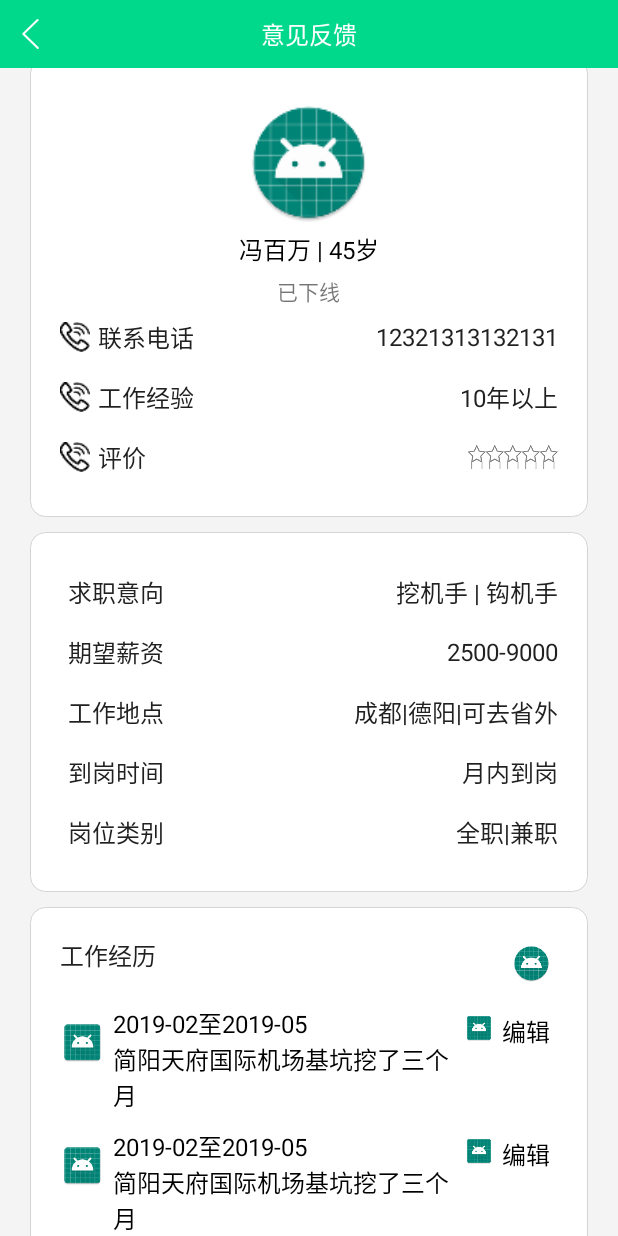
After one commit to lxpanup/yiqiwa_as, an Android app: the MyJianliActivity screen opened directly, with no data from a screen before it, on a phone screen of 412 x 824 dp. The commit adds this screen. Run offline under Robolectric (Android 15) with nearby library versions, the phone set to English and light mode, and no system bars; our stand-ins replace ButterKnife; libraries missing offline, so code that uses them is left out: com.jaeger.library; 1 statement that could not run was skipped.

```diff
--- a/app/src/main/AndroidManifest.xml
+++ b/app/src/main/AndroidManifest.xml
@@ -125,6 +125,9 @@
         <activity android:name=".ui.activities.gerenzhongxing.PingzujiluDetailedActivity"
             android:configChanges="orientation|screenSize|keyboardHidden"
             android:screenOrientation="portrait"/>
+        <activity android:name=".ui.activities.gerenzhongxing.MyJianliActivity"
+            android:configChanges="orientation|screenSize|keyboardHidden"
+            android:screenOrientation="portrait"/>
         <activity android:name=".ui.activities.gerenzhongxing.GuanyuActivity"
             android:configChanges="orientation|screenSize|keyboardHidden"
             android:screenOrientation="portrait"/>
--- /dev/null
+++ b/app/src/main/java/com/ssd/yiqiwa/ui/activities/gerenzhongxing/MyJianliActivity.java
@@ -0,0 +1,82 @@
+package com.ssd.yiqiwa.ui.activities.gerenzhongxing;
+
+import android.app.Activity;
+import android.content.Context;
+import android.content.Intent;
+import android.support.v7.widget.LinearLayoutManager;
+import android.support.v7.widget.RecyclerView;
+import android.view.View;
+
+import com.ssd.yiqiwa.R;
+import com.ssd.yiqiwa.ui.activities.base.BaseActivity;
+import com.ssd.yiqiwa.ui.adapter.GongzuojingliAdapter;
+import com.ssd.yiqiwa.ui.adapter.YuyueListAdapter;
+
+import java.util.ArrayList;
+import java.util.List;
+
+import butterknife.BindView;
+import butterknife.OnClick;
+
+
+/**
+ * 我的简历
+ */
+public class MyJianliActivity extends BaseActivity {
+
+
+    private Activity activity;
+    private Context context;
+
+    @BindView(R.id.recy_jianli_list)
+    RecyclerView myReclerView;
+
+
+
+    public static void start(Context context){
+        Intent intent=new Intent(context, MyJianliActivity.class);
+        context.startActivity(intent);
+    }
+
+
+    @Override
+    public Object offerLayout() {
+        return R.layout.grzx_activity_myjianli;
+    }
+
+    @Override
+    public void onBindView() {
+        activity = this;
+        context = getApplicationContext();
+
+
+        List<String> list = new ArrayList<>();
+        list.add("1");
+        list.add("2");
+        myReclerView.setLayoutManager(new LinearLayoutManager(activity));
+        myReclerView.setAdapter(new GongzuojingliAdapter(activity,list));
+
+    }
+
+    @Override
+    public void destory() {
+
+    }
+
+    @OnClick({R.id.img_back})
+    public void onViewClick(View v){
+        switch (v.getId()){
+            case R.id.img_back:
+                finish();
+                break;
+
+        }
+    }
+
+
+
+
+
+
+
+}
--- /dev/null
+++ b/app/src/main/java/com/ssd/yiqiwa/ui/adapter/GongzuojingliAdapter.java
@@ -0,0 +1,60 @@
+package com.ssd.yiqiwa.ui.adapter;
+
+import android.content.Context;
+import android.support.annotation.NonNull;
+import android.support.v7.widget.RecyclerView;
+import android.view.LayoutInflater;
+import android.view.View;
+import android.view.ViewGroup;
+
+import com.ssd.yiqiwa.R;
+import com.ssd.yiqiwa.ui.activities.MainActivity;
+
+import java.util.List;
+
+import butterknife.ButterKnife;
+
+/**
+ * Create by SunnyDay on 2019/03/21
+ * <p>
+ *  工作经历
+ */
+public class GongzuojingliAdapter extends RecyclerView.Adapter<GongzuojingliAdapter.MyHolder> {
+    private Context context;
+    private MainActivity activity;
+    public List<String> mList;
+
+
+    public GongzuojingliAdapter(Context context, List<String> mList) {
+        this.context = context;
+        this.mList = mList;
+    }
+
+    @NonNull
+    @Override
+    public MyHolder onCreateViewHolder(@NonNull ViewGroup parent, int viewType) {
+        View view = LayoutInflater.from(context).inflate(R.layout.item_list_gongzuojingli, parent, false);
+        return new MyHolder(view);
+    }
+
+    @Override
+    public void onBindViewHolder(@NonNull MyHolder holder, int position) {
+    }
+
+    @Override
+    public int getItemCount() {
+        return mList.size() == 0 ? 1 : mList.size();
+    }
+
+    class MyHolder extends RecyclerView.ViewHolder {
+
+
+
+        public MyHolder(View itemView) {
+            super(itemView);
+            ButterKnife.bind(this, itemView);
+
+
+        }
+    }
+}
--- a/app/src/main/java/com/ssd/yiqiwa/ui/fragment/NavMyFragment.java
+++ b/app/src/main/java/com/ssd/yiqiwa/ui/fragment/NavMyFragment.java
@@ -14,11 +14,13 @@ import com.ssd.yiqiwa.ui.activities.base.BaseFragment;
 import com.ssd.yiqiwa.ui.activities.gerenzhongxing.BankActivity;
 import com.ssd.yiqiwa.ui.activities.gerenzhongxing.CollectActivity;
 import com.ssd.yiqiwa.ui.activities.gerenzhongxing.IntegralActivity;
+import com.ssd.yiqiwa.ui.activities.gerenzhongxing.MyJianliActivity;
 import com.ssd.yiqiwa.ui.activities.gerenzhongxing.PingzujiluListActivity;
 import com.ssd.yiqiwa.ui.activities.gerenzhongxing.QrCodeActivity;
 import com.ssd.yiqiwa.ui.activities.gerenzhongxing.SettingActivity;
 import com.ssd.yiqiwa.ui.activities.gerenzhongxing.UpdateUserActivity;
 import com.ssd.yiqiwa.ui.activities.gerenzhongxing.YuyueListActivity;
+import com.ssd.yiqiwa.ui.activities.jizhu.JizhuListActivity;
 import com.ssd.yiqiwa.ui.activities.publish.MyPublishActivity;
 import com.ssd.yiqiwa.ui.adapter.MessageListAdapter;
 
@@ -70,7 +72,7 @@ public class NavMyFragment extends BaseFragment {
 
 
 
-    @OnClick({R.id.img_my_setting,R.id.img_my_head,R.id.txt_fb_01,R.id.txt_fb_02,R.id.txt_fb_03,R.id.txt_fb_04,
+    @OnClick({R.id.img_my_setting,R.id.img_my_head,R.id.txt_myjianli,R.id.txt_fb_01,R.id.txt_fb_02,R.id.txt_fb_03,R.id.txt_fb_04,
             R.id.txt_fb_05,R.id.txt_fb_06,R.id.lil_my_integral,R.id.lil_my_collect,R.id.lil_my_bank,R.id.txt_qrcode,
             R.id.txt_quyujl_yuyuedingdan,R.id.txt_quyujl_gengjingdindan,R.id.txt_quyujl_lishidingdan,
             R.id.txt_pingzhu_jilu,R.id.txt_goumai_jilu})
@@ -83,6 +85,9 @@ public class NavMyFragment extends BaseFragment {
             case R.id.img_my_head:
                 startActivity(new Intent(getActivity(), UpdateUserActivity.class));
 
+                break;
+            case R.id.txt_myjianli:
+                MyJianliActivity.start(getActivity());
                 break;
             case R.id.txt_fb_01:
                 MyPublishActivity.start(getActivity(),0);
--- /dev/null
+++ b/app/src/main/res/layout/grzx_activity_myjianli.xml
@@ -0,0 +1,409 @@
+<?xml version="1.0" encoding="utf-8"?>
+<LinearLayout xmlns:android="http://schemas.android.com/apk/res/android"
+    android:layout_width="match_parent"
+    android:layout_height="match_parent"
+    android:background="@color/bg_color"
+    android:orientation="vertical">
+
+
+
+    <RelativeLayout
+        android:layout_width="match_parent"
+        android:layout_height="45dp"
+        android:background="#ff00d98b">
+        <ImageView
+            android:id="@+id/img_back"
+            android:layout_width="40dp"
+            android:layout_height="41dp"
+            android:layout_centerVertical="true"
+            android:scaleType="center"
+            android:src="@mipmap/ic_back"/>
+
+        <TextView
+            android:layout_width="wrap_content"
+            android:layout_height="wrap_content"
+            android:layout_centerInParent="true"
+            android:text="意见反馈"
+            android:textColor="#fff"
+            android:textSize="16sp"
+            />
+
+    </RelativeLayout>
+
+
+
+    <ScrollView
+        android:layout_width="match_parent"
+        android:layout_height="wrap_content">
+    <LinearLayout
+        android:layout_width="match_parent"
+        android:layout_height="wrap_content"
+        android:orientation="vertical">
+
+    <LinearLayout
+        android:layout_width="match_parent"
+        android:layout_height="wrap_content"
+        android:orientation="vertical"
+        android:layout_marginTop="20dp"
+        android:layout_marginLeft="20dp"
+        android:layout_marginRight="20dp"
+        android:paddingBottom="30dp"
+        android:padding="20dp"
+        android:background="@drawable/bg_write_boder_2">
+
+
+        <LinearLayout
+            android:layout_width="match_parent"
+            android:layout_height="wrap_content"
+            android:gravity="center"
+            android:layout_marginTop="10dp"
+            android:orientation="vertical">
+
+            <ImageView
+                android:layout_width="80dp"
+                android:layout_height="80dp"
+                android:src="@mipmap/ic_launcher_round"/>
+
+            <TextView
+                android:layout_width="wrap_content"
+                android:layout_height="wrap_content"
+                android:textColor="@color/black"
+                android:layout_marginTop="5dp"
+                android:textSize="16sp"
+                android:text="冯百万 | 45岁"/>
+
+
+            <TextView
+                android:layout_width="wrap_content"
+                android:layout_height="wrap_content"
+                android:layout_marginTop="5dp"
+                android:textSize="14sp"
+                android:text="已下线"/>
+
+        </LinearLayout>
+
+
+
+        <LinearLayout
+            android:layout_width="match_parent"
+            android:layout_height="wrap_content"
+            android:orientation="vertical">
+
+
+                <LinearLayout
+                    android:layout_width="match_parent"
+                    android:layout_height="40dp"
+                    android:gravity="center_vertical">
+
+                    <ImageView
+                        android:layout_width="20dp"
+                        android:layout_height="20dp"
+                        android:src="@mipmap/ic_phone"/>
+
+                    <TextView
+                        android:layout_width="wrap_content"
+                        android:layout_height="wrap_content"
+                        android:layout_marginLeft="5dp"
+                        android:text="联系电话"
+                        android:textColor="#ff212121"
+                        android:textSize="16sp"
+                        />
+
+
+
+                    <TextView
+                        android:layout_width="match_parent"
+                        android:layout_height="wrap_content"
+                        android:gravity="right"
+                        android:text="12321313132131"
+                        android:textColor="#ff212121"
+                        android:textSize="16sp"
+                        />
+
+                </LinearLayout>
+
+            <LinearLayout
+                android:layout_width="match_parent"
+                android:layout_height="40dp"
+                android:gravity="center_vertical">
+
+                <ImageView
+                    android:layout_width="20dp"
+                    android:layout_height="20dp"
+                    android:src="@mipmap/ic_phone"/>
+
+                <TextView
+                    android:layout_width="wrap_content"
+                    android:layout_height="wrap_content"
+                    android:layout_marginLeft="5dp"
+                    android:text="工作经验"
+                    android:textColor="#ff212121"
+                    android:textSize="16sp"
+                    />
+
+
+
+                <TextView
+                    android:layout_width="match_parent"
+                    android:layout_height="wrap_content"
+                    android:gravity="right"
+                    android:text="10年以上"
+                    android:textColor="#ff212121"
+                    android:textSize="16sp"
+                    />
+
+            </LinearLayout>
+
+
+            <LinearLayout
+                android:layout_width="match_parent"
+                android:layout_height="40dp"
+                android:gravity="center_vertical">
+
+                <ImageView
+                    android:layout_width="20dp"
+                    android:layout_height="20dp"
+                    android:src="@mipmap/ic_phone"/>
+
+                <TextView
+                    android:layout_width="wrap_content"
+                    android:layout_height="wrap_content"
+                    android:layout_marginLeft="5dp"
+                    android:text="评价"
+                    android:textColor="#ff212121"
+                    android:textSize="16sp"
+                    />
+
+
+                <LinearLayout
+                    android:layout_width="match_parent"
+                    android:layout_height="wrap_content"
+                    android:gravity="right">
+
+                <RatingBar
+                    android:layout_width="wrap_content"
+                    android:layout_height="wrap_content"
+                    style="@style/ratingSmall"/>
+                </LinearLayout>
+
+
+            </LinearLayout>
+
+
+
+        </LinearLayout>
+
+    </LinearLayout>
+
+
+
+        <LinearLayout
+            android:layout_width="match_parent"
+            android:layout_height="wrap_content"
+            android:orientation="vertical"
+            android:layout_marginTop="10dp"
+            android:layout_marginLeft="20dp"
+            android:layout_marginRight="20dp"
+            android:paddingBottom="30dp"
+            android:padding="20dp"
+            android:background="@drawable/bg_write_boder_2">
+
+
+            <LinearLayout
+                android:layout_width="match_parent"
+                android:layout_height="40dp"
+                android:gravity="center_vertical">
+
+
+                <TextView
+                    android:layout_width="wrap_content"
+                    android:layout_height="wrap_content"
+                    android:layout_marginLeft="5dp"
+                    android:text="求职意向"
+                    android:textColor="#ff212121"
+                    android:textSize="16sp"
+                    />
+
+
+
+                <TextView
+                    android:layout_width="match_parent"
+                    android:layout_height="wrap_content"
+                    android:gravity="right"
+                    android:text="挖机手 | 钩机手"
+                    android:textColor="#ff212121"
+                    android:textSize="16sp"
+                    />
+
+            </LinearLayout>
+            <LinearLayout
+                android:layout_width="match_parent"
+                android:layout_height="40dp"
+                android:gravity="center_vertical">
+
+
+                <TextView
+                    android:layout_width="wrap_content"
+                    android:layout_height="wrap_content"
+                    android:layout_marginLeft="5dp"
+                    android:text="期望薪资"
+                    android:textColor="#ff212121"
+                    android:textSize="16sp"
+                    />
+
+
+
+                <TextView
+                    android:layout_width="match_parent"
+                    android:layout_height="wrap_content"
+                    android:gravity="right"
+                    android:text="2500-9000"
+                    android:textColor="#ff212121"
+                    android:textSize="16sp"
+                    />
+
+            </LinearLayout>
+            <LinearLayout
+                android:layout_width="match_parent"
+                android:layout_height="40dp"
+                android:gravity="center_vertical">
+
+
+                <TextView
+                    android:layout_width="wrap_content"
+                    android:layout_height="wrap_content"
+                    android:layout_marginLeft="5dp"
+                    android:text="工作地点"
+                    android:textColor="#ff212121"
+                    android:textSize="16sp"
+                    />
+
+
+
+                <TextView
+                    android:layout_width="match_parent"
+                    android:layout_height="wrap_content"
+                    android:gravity="right"
+                    android:text="成都|德阳|可去省外"
+                    android:textColor="#ff212121"
+                    android:textSize="16sp"
+                    />
+
+            </LinearLayout>
+            <LinearLayout
+                android:layout_width="match_parent"
+                android:layout_height="40dp"
+                android:gravity="center_vertical">
+
+
+                <TextView
+                    android:layout_width="wrap_content"
+                    android:layout_height="wrap_content"
+                    android:layout_marginLeft="5dp"
+                    android:text="到岗时间"
+                    android:textColor="#ff212121"
+                    android:textSize="16sp"
+                    />
+
+
+
+                <TextView
+                    android:layout_width="match_parent"
+                    android:layout_height="wrap_content"
+                    android:gravity="right"
+                    android:text="月内到岗"
+                    android:textColor="#ff212121"
+                    android:textSize="16sp"
+                    />
+
+            </LinearLayout>
+            <LinearLayout
+                android:layout_width="match_parent"
+                android:layout_height="40dp"
+                android:gravity="center_vertical">
+
+
+                <TextView
+                    android:layout_width="wrap_content"
+                    android:layout_height="wrap_content"
+                    android:layout_marginLeft="5dp"
+                    android:text="岗位类别"
+                    android:textColor="#ff212121"
+                    android:textSize="16sp"
+                    />
+
+
+
+                <TextView
+                    android:layout_width="match_parent"
+                    android:layout_height="wrap_content"
+                    android:gravity="right"
+                    android:text="全职|兼职"
+                    android:textColor="#ff212121"
+                    android:textSize="16sp"
+                    />
+
+            </LinearLayout>
+
+        </LinearLayout>
+
+        <LinearLayout
+            android:layout_width="match_parent"
+            android:layout_height="wrap_content"
+            android:orientation="vertical"
+            android:layout_marginTop="10dp"
+            android:layout_marginLeft="20dp"
+            android:layout_marginRight="20dp"
+            android:paddingBottom="30dp"
+            android:padding="20dp"
+            android:background="@drawable/bg_write_boder_2">
+
+
+            <RelativeLayout
+                android:layout_width="match_parent"
+                android:layout_height="wrap_content">
+
+                <TextView
+                    android:layout_width="wrap_content"
+                    android:layout_height="wrap_content"
+                    android:text="工作经历"
+                    android:textColor="#ff212121"
+                    android:textSize="16sp"
+                    />
+
+                <ImageView
+                    android:layout_width="35dp"
+                    android:layout_height="35dp"
+                    android:padding="5dp"
+                    android:layout_alignParentRight="true"
+                    android:src="@mipmap/ic_launcher_round"/>
+
+
+
+                        <android.support.v7.widget.RecyclerView
+                            android:id="@+id/recy_jianli_list"
+                            android:layout_marginTop="35dp"
+                            android:layout_width="match_parent"
+                            android:layout_height="wrap_content"></android.support.v7.widget.RecyclerView>
+
+            </RelativeLayout>
+
+
+        </LinearLayout>
+
+
+
+    <TextView
+        android:id="@+id/txt_register"
+        android:layout_width="match_parent"
+        android:layout_height="38dp"
+        android:background="@drawable/btn_green_login"
+        android:layout_marginTop="20dp"
+        android:gravity="center"
+        android:textColor="@color/white"
+        android:textSize="16sp"
+        android:text="提交" />
+</LinearLayout>
+    </ScrollView>
+
+</LinearLayout>
--- /dev/null
+++ b/app/src/main/res/layout/item_list_gongzuojingli.xml
@@ -0,0 +1,62 @@
+<?xml version="1.0" encoding="utf-8"?>
+<LinearLayout xmlns:android="http://schemas.android.com/apk/res/android"
+    android:layout_width="match_parent"
+    android:layout_height="wrap_content"
+    android:paddingTop="10dp"
+    android:orientation="horizontal">
+
+    <ImageView
+        android:layout_width="30dp"
+        android:layout_height="30dp"
+        android:layout_marginTop="10dp"
+        android:src="@mipmap/ic_launcher"/>
+
+
+    <LinearLayout
+        android:layout_width="0dp"
+        android:layout_height="wrap_content"
+        android:layout_weight="1"
+        android:layout_marginLeft="5dp"
+        android:orientation="vertical">
+
+        <TextView
+            android:layout_width="wrap_content"
+            android:layout_height="wrap_content"
+            android:text="2019-02至2019-05"
+            android:textColor="#ff000000"
+            android:textSize="16sp"
+            />
+
+        <TextView
+            android:layout_width="wrap_content"
+            android:layout_height="wrap_content"
+            android:text="简阳天府国际机场基坑挖了三个月"
+            android:textColor="#ff000000"
+            android:textSize="16sp"
+            />
+    </LinearLayout>
+
+
+
+    <LinearLayout
+        android:layout_width="wrap_content"
+        android:layout_height="wrap_content"
+        android:layout_margin="5dp">
+
+
+        <ImageView
+            android:layout_width="20dp"
+            android:layout_height="20dp"
+            android:src="@mipmap/ic_launcher"/>
+
+
+        <TextView
+            android:layout_width="wrap_content"
+            android:layout_height="wrap_content"
+            android:layout_marginLeft="5dp"
+            android:text="编辑"
+            android:textColor="#ff000000"
+            android:textSize="16sp"
+            />
+    </LinearLayout>
+</LinearLayout>
--- a/app/src/main/res/layout/z_fragment_navigation_my.xml
+++ b/app/src/main/res/layout/z_fragment_navigation_my.xml
@@ -221,6 +221,7 @@
                         android:layout_margin="7dp"/>
 
                     <TextView
+                        android:id="@+id/txt_myjianli"
                         android:layout_width="60dp"
                         android:layout_height="wrap_content"
                         android:drawablePadding="8dp"
```
